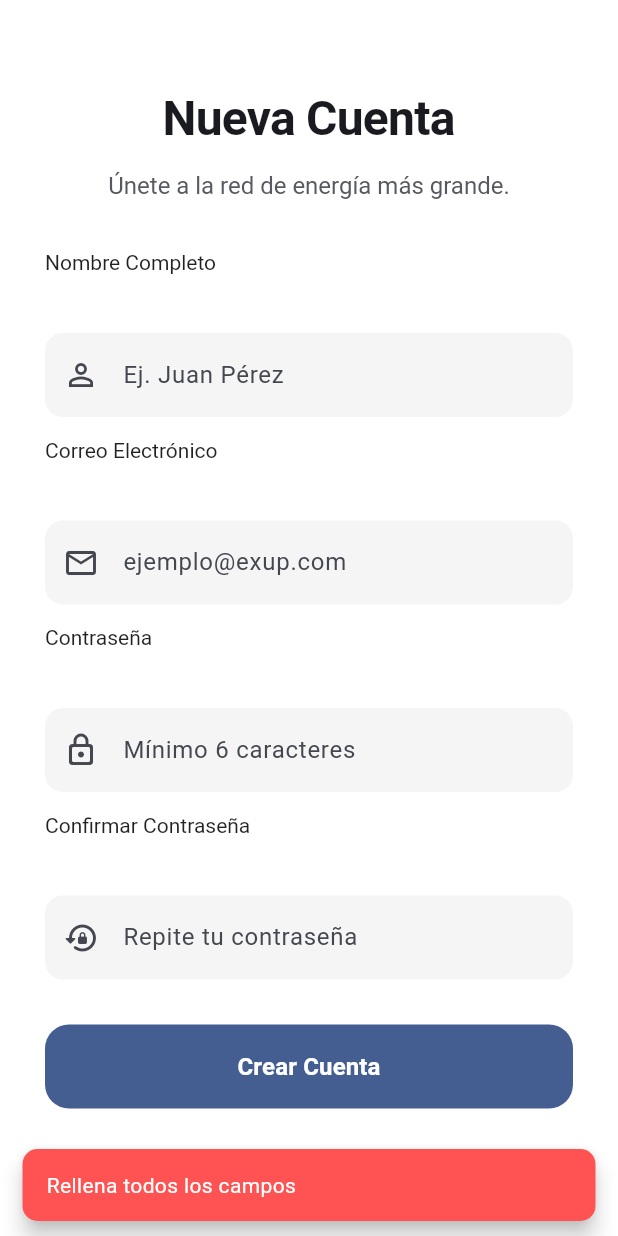
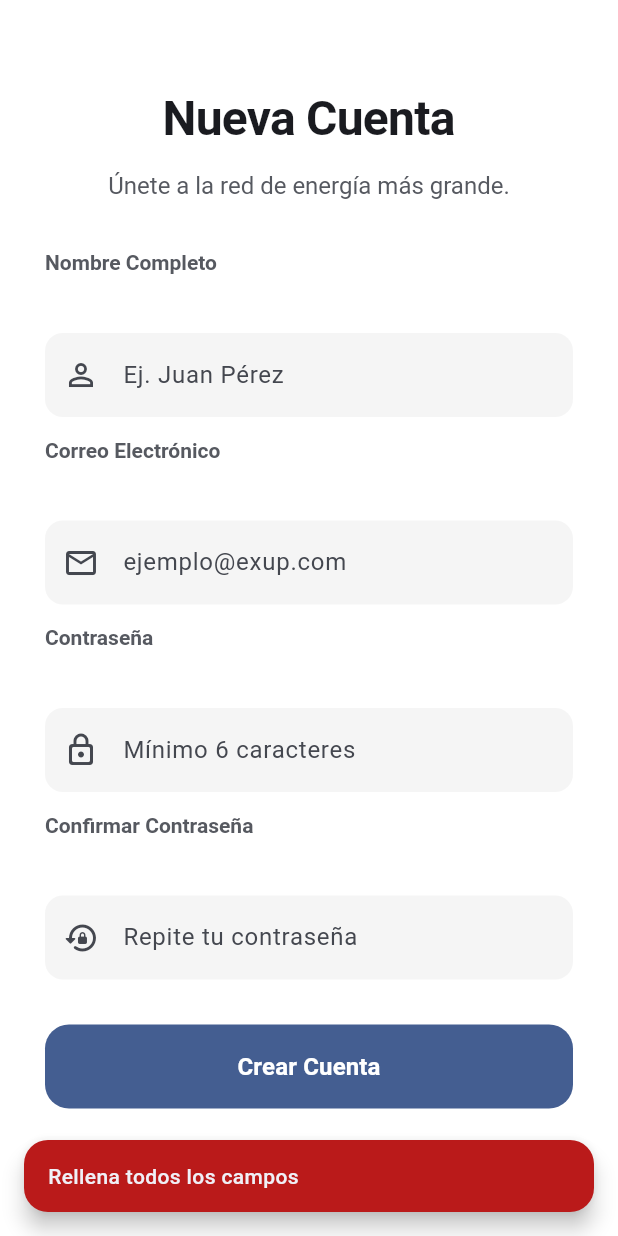
Before and after one commit to VictorHPonce/exup-energy-mobile, a Flutter app: the RegisterPage screen opened by its route, after a tap on "Crear Cuenta", on a phone screen of 412 x 824 dp. Run offline on Flutter 3.47's test engine with Material 3 defaults, Android fonts, the phone set to English and light mode, and no system bars; our stand-ins replace dartz, dio, equatable, flutter_bloc, flutter_secure_storage, geolocator and 2 more; accounts and stored records are empty.

Commit message:
fix(ui): add optional fontWeight and fontSize to BrandText constructors

```diff
--- a/lib/core/utils/ui_utils.dart
+++ b/lib/core/utils/ui_utils.dart
@@ -1,20 +1,31 @@
 import 'package:flutter/material.dart';
 import 'package:url_launcher/url_launcher.dart';
+import 'package:exup_energy_mobile/core/theme/app_theme.dart';
 import 'dart:io';
 
 class UiUtils {
   static void showSnackBar(BuildContext context, String message, {bool isError = false}) {
+    final colorScheme = Theme.of(context).colorScheme;
+
     ScaffoldMessenger.of(context).showSnackBar(
       SnackBar(
-        content: Text(message, style: const TextStyle(color: Colors.white)),
-        backgroundColor: isError ? Colors.redAccent : Colors.green,
+        content: Text(
+          message,
+          style: TextStyle(
+            color: colorScheme.onInverseSurface,
+            fontWeight: FontWeight.w500
+          )
+        ),
+        backgroundColor: isError ? colorScheme.error : colorScheme.secondary,
         behavior: SnackBarBehavior.floating,
-        shape: RoundedRectangleBorder(borderRadius: BorderRadius.circular(10)),
+        margin: const EdgeInsets.all(AppTheme.paddingM),
+        shape: RoundedRectangleBorder(
+          borderRadius: BorderRadius.circular(AppTheme.radiusM)
+        ),
         duration: const Duration(seconds: 3),
       ),
     );
   }
-
   static Future<void> openNavigationMap(double lat, double lon) async {
     Uri uri;
 
--- a/lib/core/widgets/atoms/brand_text.dart
+++ b/lib/core/widgets/atoms/brand_text.dart
@@ -7,17 +7,35 @@ class BrandText extends StatelessWidget {
   final Color? color;
   final TextAlign? textAlign;
 
-  const BrandText.header(this.text, {super.key, double? fontSize, this.color, this.textAlign})
-      : fontSize = fontSize ?? 32,
-        fontWeight = FontWeight.bold;
+  const BrandText.header(
+    this.text, {
+    super.key,
+    double? fontSize,
+    FontWeight? fontWeight,
+    this.color,
+    this.textAlign,
+  })  : fontSize = fontSize ?? 32,
+        fontWeight = fontWeight ?? FontWeight.bold;
 
-  const BrandText.body(this.text, {super.key, double? fontSize, this.color, this.textAlign})
-      : fontSize = fontSize ?? 16,
-        fontWeight = FontWeight.normal;
+  const BrandText.body(
+    this.text, {
+    super.key,
+    double? fontSize,
+    FontWeight? fontWeight,
+    this.color,
+    this.textAlign,
+  })  : fontSize = fontSize ?? 16,
+        fontWeight = fontWeight ?? FontWeight.normal;
 
-  const BrandText.caption(this.text, {super.key, double? fontSize, this.color, this.textAlign})
-      : fontSize = fontSize ?? 14,
-        fontWeight = FontWeight.w400;
+  const BrandText.caption(
+    this.text, {
+    super.key,
+    double? fontSize,
+    FontWeight? fontWeight,
+    this.color,
+    this.textAlign,
+  })  : fontSize = fontSize ?? 14,
+        fontWeight = fontWeight ?? FontWeight.w400;
 
   @override
   Widget build(BuildContext context) {
--- a/lib/core/widgets/molecules/drawer_item.dart
+++ b/lib/core/widgets/molecules/drawer_item.dart
@@ -1,4 +1,5 @@
 import 'package:flutter/material.dart';
+import 'package:exup_energy_mobile/core/theme/app_theme.dart';
 
 class DrawerItem extends StatelessWidget {
   final IconData icon;
@@ -16,14 +17,27 @@ class DrawerItem extends StatelessWidget {
 
   @override
   Widget build(BuildContext context) {
+    final colorScheme = Theme.of(context).colorScheme;
+
+    final dynamicColor = color ?? colorScheme.onSurface;
+
     return ListTile(
-      leading: Icon(icon, color: color ?? Colors.black87),
+      leading: Icon(
+        icon,
+        color: dynamicColor,
+        size: AppTheme.iconSizeM,
+      ),
       title: Text(
         label,
         style: TextStyle(
-          color: color ?? Colors.black87,
+          color: dynamicColor,
           fontWeight: FontWeight.w500,
+          fontSize: 16,
         ),
+      ),
+      contentPadding: const EdgeInsets.symmetric(horizontal: AppTheme.paddingM),
+      shape: RoundedRectangleBorder(
+        borderRadius: BorderRadius.circular(AppTheme.radiusS),
       ),
       onTap: onTap,
     );
--- a/lib/core/widgets/molecules/input_group.dart
+++ b/lib/core/widgets/molecules/input_group.dart
@@ -1,4 +1,5 @@
 import 'package:flutter/material.dart';
+import 'package:exup_energy_mobile/core/theme/app_theme.dart';
 import '../atoms/brand_text.dart';
 import 'package:exup_energy_mobile/features/auth/auth.dart';
 
@@ -23,11 +24,15 @@ class InputGroup extends StatelessWidget {
     return Column(
       crossAxisAlignment: CrossAxisAlignment.start,
       children: [
-        BrandText.caption(label, color: Colors.black87),
-        const SizedBox(height: 8),
-        CustomTextField( // Usamos el átomo que ya creamos
+        // Ahora sí reconoce el fontWeight
+        BrandText.caption(
+          label,
+          fontWeight: FontWeight.bold,
+        ),
+        const SizedBox(height: AppTheme.paddingS),
+        CustomTextField(
           controller: controller,
-          label: '', // Dejamos vacío porque el label ya está arriba
+          label: '',
           hint: hint,
           prefixIcon: icon,
           obscureText: obscureText,
```
